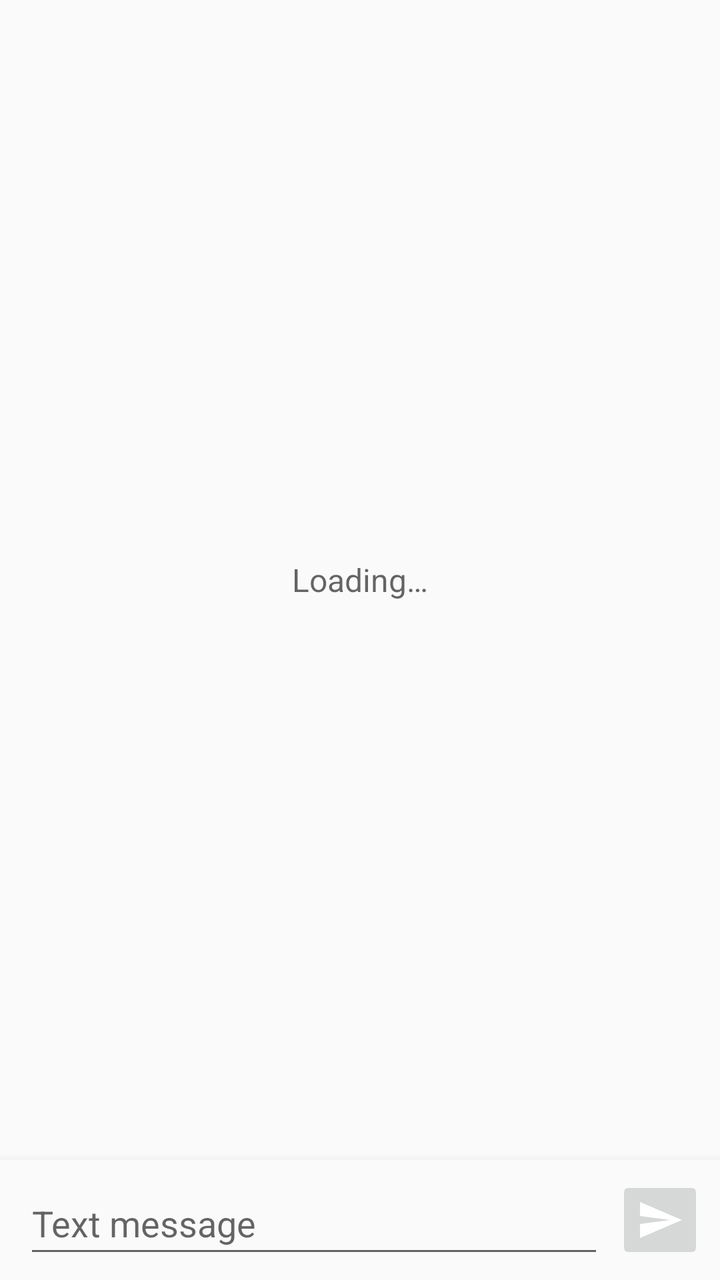
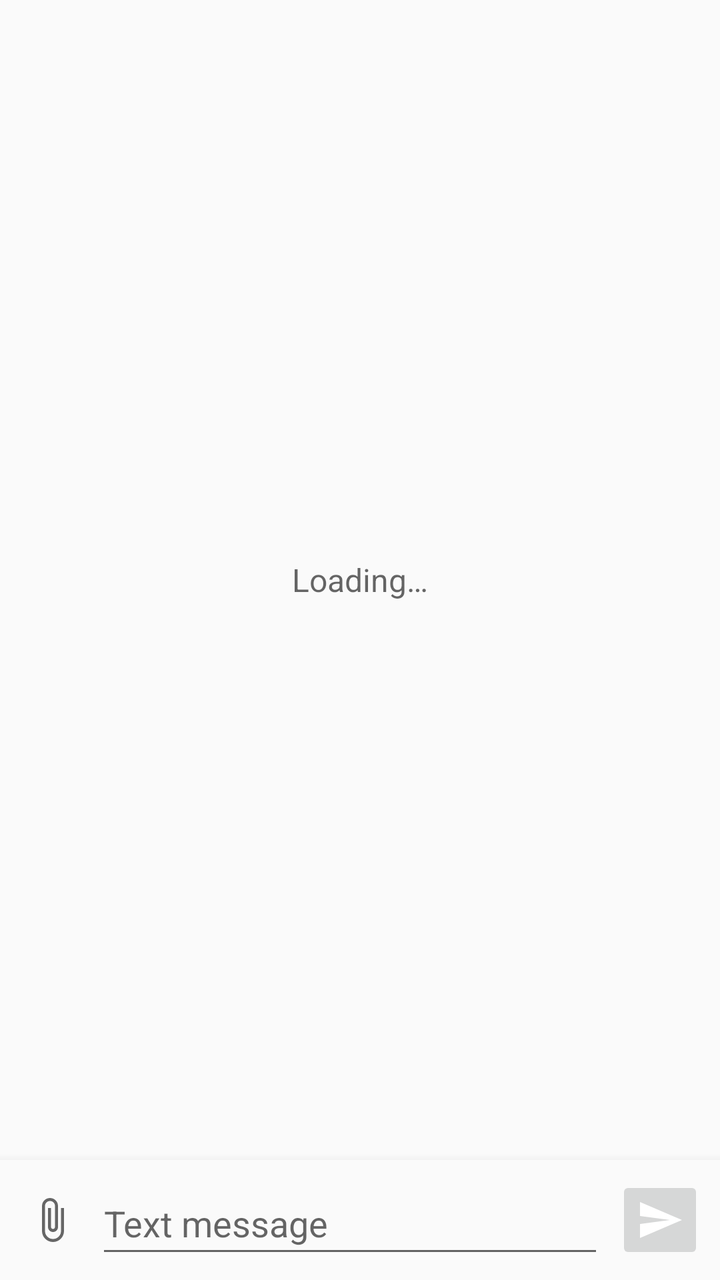

Before-and-after screenshots of an Android layout around one commit, followed by the original layout XML and the change that was made.
<!-- AndroidManifest.xml: application theme AppTheme.Light -->
<!-- res/layout/activity_thread.xml -->
<?xml version="1.0" encoding="utf-8"?>
<LinearLayout xmlns:android="http://schemas.android.com/apk/res/android"
    android:layout_width="match_parent"
    android:layout_height="match_parent"
    android:orientation="vertical">

    <FrameLayout
        android:layout_width="match_parent"
        android:layout_height="0dp"
        android:layout_weight="1">

        <ListView
            android:id="@+id/list"
            android:layout_width="match_parent"
            android:layout_height="match_parent"
            android:clipToPadding="false"
            android:divider="@null"
            android:paddingTop="8dp"
            android:paddingBottom="8dp"
            android:stackFromBottom="true"
            android:transcriptMode="normal" />

        <include layout="@layout/view_empty" />
    </FrameLayout>

    <LinearLayout
        android:layout_width="match_parent"
        android:layout_height="wrap_content"
        android:elevation="8dp"
        android:background="?android:attr/colorBackground"
        android:gravity="bottom"
        android:orientation="horizontal"
        android:paddingStart="12dp"
        android:paddingTop="6dp"
        android:paddingEnd="8dp"
        android:paddingBottom="6dp">

        <EditText
            android:id="@+id/input"
            android:layout_width="0dp"
            android:layout_height="wrap_content"
            android:layout_weight="1"
            android:hint="@string/type_message"
            android:importantForAutofill="no"
            android:inputType="textCapSentences|textMultiLine|textShortMessage"
            android:maxLines="6"
            android:minHeight="48dp" />

        <LinearLayout
            android:layout_width="wrap_content"
            android:layout_height="wrap_content"
            android:layout_marginStart="6dp"
            android:gravity="center_horizontal"
            android:orientation="vertical">

            <TextView
                android:id="@+id/counter"
                android:layout_width="wrap_content"
                android:layout_height="wrap_content"
                android:layout_marginBottom="2dp"
                android:textColor="?android:attr/textColorSecondary"
                android:textSize="11sp"
                android:visibility="gone" />

            <ImageButton
                android:id="@+id/send"
                android:layout_width="44dp"
                android:layout_height="44dp"
                android:layout_marginBottom="2dp"
                android:contentDescription="@string/send"
                android:src="@drawable/ic_send" />
        </LinearLayout>
    </LinearLayout>
</LinearLayout>
<!-- res/layout/view_empty.xml (included above) -->
<?xml version="1.0" encoding="utf-8"?>
<LinearLayout xmlns:android="http://schemas.android.com/apk/res/android"
    android:id="@+id/empty"
    android:layout_width="match_parent"
    android:layout_height="match_parent"
    android:gravity="center"
    android:orientation="vertical"
    android:padding="32dp">

    <TextView
        android:id="@+id/empty_text"
        android:layout_width="wrap_content"
        android:layout_height="wrap_content"
        android:gravity="center"
        android:text="@string/loading"
        android:textColor="?android:attr/textColorSecondary"
        android:textSize="16sp" />

    <Button
        android:id="@+id/grant"
        android:layout_width="wrap_content"
        android:layout_height="wrap_content"
        android:layout_marginTop="16dp"
        android:text="@string/grant"
        android:visibility="gone" />
</LinearLayout>
<!-- resources referenced by this layout -->
<resources>
  <!-- drawable ic_send (drawable) -->
  <?xml version="1.0" encoding="utf-8"?>
  <vector xmlns:android="http://schemas.android.com/apk/res/android"
      android:width="24dp"
      android:height="24dp"
      android:viewportWidth="24"
      android:viewportHeight="24">
      <path
          android:fillColor="#FFFFFFFF"
          android:pathData="M2.01,21L23,12 2.01,3 2,10l15,2 -15,2z" />
  </vector>
  <string name="grant">Grant permission</string>
  <string name="loading">Loading…</string>
  <string name="send">Send</string>
  <string name="type_message">Text message</string>
  <style name="AppTheme.Light" parent="android:Theme.Material.Light.DarkActionBar">
          <item name="android:colorPrimary">#1A73E8</item>
          <item name="android:colorAccent">#1A73E8</item>
      </style>
</resources>

<!-- the commit's change to res/layout/activity_thread.xml (unified diff, before → after) -->
@@ -26,49 +26,117 @@
     <LinearLayout
         android:layout_width="match_parent"
         android:layout_height="wrap_content"
+        android:background="?android:attr/colorBackground"
         android:elevation="8dp"
-        android:background="?android:attr/colorBackground"
-        android:gravity="bottom"
-        android:orientation="horizontal"
-        android:paddingStart="12dp"
-        android:paddingTop="6dp"
-        android:paddingEnd="8dp"
-        android:paddingBottom="6dp">
+        android:orientation="vertical">
 
-        <EditText
-            android:id="@+id/input"
-            android:layout_width="0dp"
+        
+        <HorizontalScrollView
+            android:id="@+id/pending_scroll"
+            android:layout_width="match_parent"
             android:layout_height="wrap_content"
-            android:layout_weight="1"
-            android:hint="@string/type_message"
-            android:importantForAutofill="no"
-            android:inputType="textCapSentences|textMultiLine|textShortMessage"
-            android:maxLines="6"
-            android:minHeight="48dp" />
+            android:scrollbars="none"
+            android:visibility="gone">
+
+            <LinearLayout
+                android:id="@+id/pending"
+                android:layout_width="wrap_content"
+                android:layout_height="wrap_content"
+                android:orientation="horizontal"
+                android:paddingStart="8dp"
+                android:paddingTop="8dp"
+                android:paddingEnd="8dp" />
+        </HorizontalScrollView>
+
+        
+        <LinearLayout
+            android:id="@+id/recording_bar"
+            android:layout_width="match_parent"
+            android:layout_height="56dp"
+            android:gravity="center_vertical"
+            android:orientation="horizontal"
+            android:paddingStart="16dp"
+            android:paddingEnd="8dp"
+            android:visibility="gone">
+
+            <TextView
+                android:id="@+id/recording_time"
+                android:layout_width="0dp"
+                android:layout_height="wrap_content"
+                android:layout_weight="1"
+                android:textColor="@color/failed"
+                android:textSize="16sp" />
+
+            <Button
+                android:id="@+id/recording_cancel"
+                style="?android:attr/borderlessButtonStyle"
+                android:layout_width="wrap_content"
+                android:layout_height="wrap_content"
+                android:text="@android:string/cancel" />
+
+            <ImageButton
+                android:id="@+id/recording_send"
+                android:layout_width="44dp"
+                android:layout_height="44dp"
+                android:contentDescription="@string/send"
+                android:src="@drawable/ic_send" />
+        </LinearLayout>
 
         <LinearLayout
-            android:layout_width="wrap_content"
+            android:id="@+id/compose_row"
+            android:layout_width="match_parent"
             android:layout_height="wrap_content"
-            android:layout_marginStart="6dp"
-            android:gravity="center_horizontal"
-            android:orientation="vertical">
+            android:gravity="bottom"
+            android:orientation="horizontal"
+            android:paddingStart="4dp"
+            android:paddingTop="6dp"
+            android:paddingEnd="8dp"
+            android:paddingBottom="6dp">
 
-            <TextView
-                android:id="@+id/counter"
+            <ImageButton
+                android:id="@+id/attach"
+                android:layout_width="44dp"
+                android:layout_height="48dp"
+                android:background="?android:attr/selectableItemBackgroundBorderless"
+                android:contentDescription="@string/attach"
+                android:src="@drawable/ic_attach"
+                android:tint="?android:attr/textColorSecondary" />
+
+            <EditText
+                android:id="@+id/input"
+                android:layout_width="0dp"
+                android:layout_height="wrap_content"
+                android:layout_weight="1"
+                android:hint="@string/type_message"
+                android:importantForAutofill="no"
+                android:inputType="textCapSentences|textMultiLine|textShortMessage"
+                android:maxLines="6"
+                android:minHeight="48dp" />
+
+            <LinearLayout
                 android:layout_width="wrap_content"
                 android:layout_height="wrap_content"
-                android:layout_marginBottom="2dp"
-                android:textColor="?android:attr/textColorSecondary"
-                android:textSize="11sp"
-                android:visibility="gone" />
+                android:layout_marginStart="6dp"
+                android:gravity="center_horizontal"
+                android:orientation="vertical">
 
-            <ImageButton
-                android:id="@+id/send"
-                android:layout_width="44dp"
-                android:layout_height="44dp"
-                android:layout_marginBottom="2dp"
-                android:contentDescription="@string/send"
-                android:src="@drawable/ic_send" />
+                <TextView
+                    android:id="@+id/counter"
+                    android:layout_width="wrap_content"
+                    android:layout_height="wrap_content"
+                    android:layout_marginBottom="2dp"
+                    android:textColor="?android:attr/textColorSecondary"
+                    android:textSize="11sp"
+                    android:visibility="gone" />
+
+                <ImageButton
+                    android:id="@+id/send"
+                    android:layout_width="44dp"
+                    android:layout_height="44dp"
+                    android:layout_marginBottom="2dp"
+                    android:contentDescription="@string/send"
+                    android:src="@drawable/ic_send" />
+            </LinearLayout>
         </LinearLayout>
     </LinearLayout>
 </LinearLayout>
<!-- resource entries referenced after the edit -->
@@ -1,5 +1,17 @@
 <!-- resources referenced by this layout -->
 <resources>
+  <color name="failed">#E53935</color>
+  <!-- drawable ic_attach (drawable) -->
+  <?xml version="1.0" encoding="utf-8"?>
+  <vector xmlns:android="http://schemas.android.com/apk/res/android"
+      android:width="24dp"
+      android:height="24dp"
+      android:viewportWidth="24"
+      android:viewportHeight="24">
+      <path
+          android:fillColor="#FFFFFFFF"
+          android:pathData="M16.5,6v11.5c0,2.21 -1.79,4 -4,4s-4,-1.79 -4,-4V5c0,-1.38 1.12,-2.5 2.5,-2.5s2.5,1.12 2.5,2.5v10.5c0,0.55 -0.45,1 -1,1s-1,-0.45 -1,-1V6H10v9.5c0,1.38 1.12,2.5 2.5,2.5s2.5,-1.12 2.5,-2.5V5c0,-2.21 -1.79,-4 -4,-4S7,2.79 7,5v12.5c0,3.04 2.46,5.5 5.5,5.5s5.5,-2.46 5.5,-5.5V6h-1.5z" />
+  </vector>
   <!-- drawable ic_send (drawable) -->
   <?xml version="1.0" encoding="utf-8"?>
   <vector xmlns:android="http://schemas.android.com/apk/res/android"
@@ -11,6 +23,7 @@
           android:fillColor="#FFFFFFFF"
           android:pathData="M2.01,21L23,12 2.01,3 2,10l15,2 -15,2z" />
   </vector>
+  <string name="attach">Attach</string>
   <string name="grant">Grant permission</string>
   <string name="loading">Loading…</string>
   <string name="send">Send</string>
